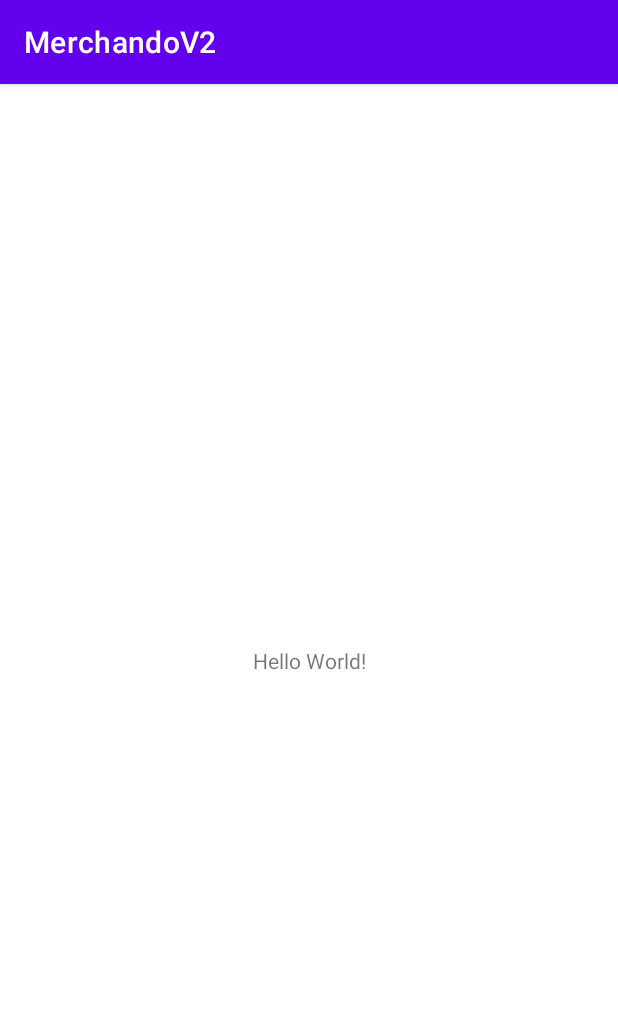
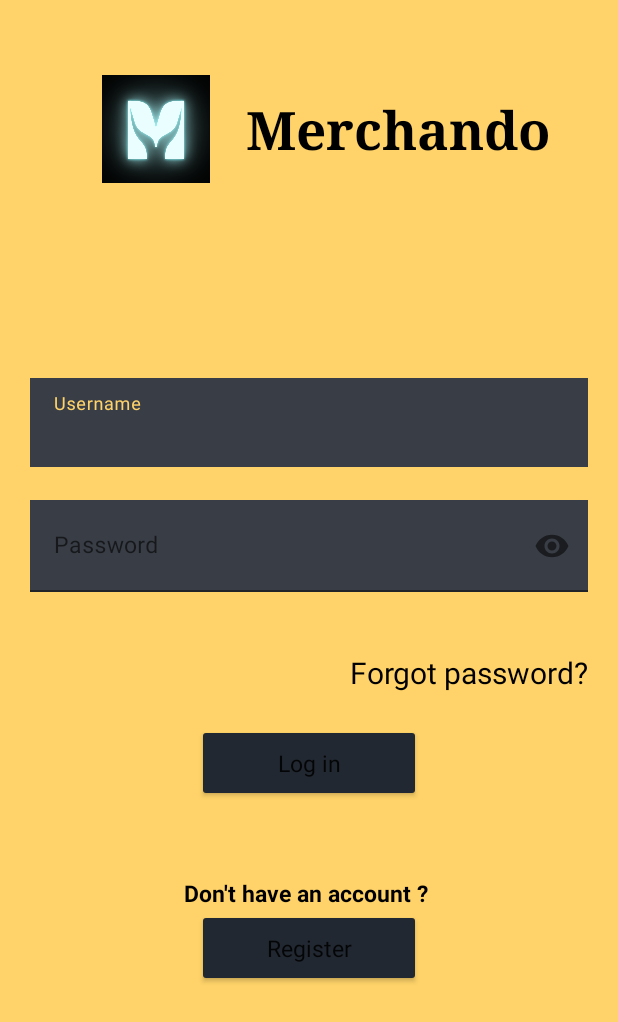
Before and after one commit to Ex-Mac/MerchandoV2, an Android app: the screen it shows after launch (MainActivity before the commit, Login after it), on a phone screen of 412 x 824 dp. Shown: the top 1022 px of the screen. Run offline under Robolectric (Android 15) with nearby library versions, the phone set to English and light mode, and no system bars; our stand-ins replace Firebase (no records; nobody signed in at launch, a user with empty details on screens opened directly).

Commit message:
Login Merged partially

```diff
--- /dev/null
+++ b/app/src/main/java/com/example/merchandov2/HomePage.java
@@ -0,0 +1,14 @@
+package com.example.merchandov2;
+
+import androidx.appcompat.app.AppCompatActivity;
+
+import android.os.Bundle;
+
+public class HomePage extends AppCompatActivity {
+
+    @Override
+    protected void onCreate(Bundle savedInstanceState) {
+        super.onCreate(savedInstanceState);
+        setContentView(R.layout.activity_home_page);
+    }
+}
--- /dev/null
+++ b/app/src/main/java/com/example/merchandov2/Login.java
@@ -0,0 +1,78 @@
+package com.example.merchandov2;
+
+
+import androidx.appcompat.app.AppCompatActivity;
+
+import android.app.Activity;
+import android.app.AlertDialog;
+import android.content.Intent;
+import android.os.Bundle;
+import android.view.View;
+import android.widget.Button;
+import android.widget.EditText;
+import android.widget.Toast;
+
+import com.google.android.material.textfield.TextInputEditText;
+//import com.google.firebase.database.DatabaseReference;
+//import com.google.firebase.database.FirebaseDatabase;
+
+import javax.security.auth.login.LoginException;
+
+
+public class Login extends AppCompatActivity implements View.OnClickListener{
+    Button b,b1,b2;
+    String user,pass;
+
+    @Override
+    protected void onCreate(Bundle savedInstanceState) {
+        getSupportActionBar().hide();
+        setContentView(R.layout.activity_login);
+        super.onCreate(savedInstanceState);
+//        EditText edit =  (EditText) findViewById(R.id.username);
+//        user=edit.getText().toString();
+//        pass=edit.getText().toString();
+        b=findViewById(R.id.btn);
+        b1=(Button)findViewById(R.id.forgotpassword);
+        b2=(Button)findViewById(R.id.btn1);
+//        b1.setOnClickListener(new View.OnClickListener() {
+//            @Override
+//            public void onClick(View v) {
+//                Toast.makeText(this,"forgot password?",Toast.LENGTH_SHORT).show();
+//            }
+//        });
+        b.setOnClickListener(this);
+        b1.setOnClickListener(this);
+        b2.setOnClickListener(this);
+    }
+
+    @Override
+    public void onClick(View v) {
+        TextInputEditText edit1 = (TextInputEditText) findViewById(R.id.username);
+        TextInputEditText edit2 = (TextInputEditText) findViewById(R.id.password);
+        user=edit1.getText().toString();
+        pass=edit2.getText().toString();
+        System.out.println(user);
+        System.out.println(pass);
+        switch (v.getId()){
+            case R.id.forgotpassword:
+                Toast.makeText(this,"Forgot The password",Toast.LENGTH_SHORT).show();
+                break;
+
+            case R.id.btn1:
+                Intent intent=new Intent(Login.this,MainActivity.class);
+                startActivity(intent);
+                break;
+            case R.id.btn:
+                if (user.equals("uday") && pass.equals("Uday@177")){
+                    Toast.makeText(this,"Welcome To Merchando "+user,Toast.LENGTH_SHORT).show();
+                    Intent int1=new Intent(Login.this,MainActivity.class);
+                    startActivity(int1);
+                }
+                else{
+                    Toast.makeText(this,"Incorrect Credentials",Toast.LENGTH_SHORT).show();
+                }
+        }
+
+
+    }
+}
--- a/app/src/main/java/com/example/merchandov2/MainActivity.java
+++ b/app/src/main/java/com/example/merchandov2/MainActivity.java
@@ -2,7 +2,10 @@ package com.example.merchandov2;
 
 import androidx.appcompat.app.AppCompatActivity;
 
+import android.os.Build;
 import android.os.Bundle;
+import android.view.Window;
+import android.view.WindowManager;
 
 public class MainActivity extends AppCompatActivity {
 
@@ -10,5 +13,11 @@ public class MainActivity extends AppCompatActivity {
     protected void onCreate(Bundle savedInstanceState) {
         super.onCreate(savedInstanceState);
         setContentView(R.layout.activity_main);
+        if (Build.VERSION.SDK_INT >= 21) {
+            Window window = this.getWindow();
+            window.addFlags(WindowManager.LayoutParams.FLAG_DRAWS_SYSTEM_BAR_BACKGROUNDS);
+            window.clearFlags(WindowManager.LayoutParams.FLAG_TRANSLUCENT_STATUS);
+            window.setStatusBarColor(this.getResources().getColor(R.color.darkPurple));
+        }
     }
-}
+    }
--- /dev/null
+++ b/app/src/main/java/com/example/merchandov2/SignIn.java
@@ -0,0 +1,14 @@
+package com.example.merchandov2;
+
+import androidx.appcompat.app.AppCompatActivity;
+
+import android.os.Bundle;
+
+public class SignIn extends AppCompatActivity {
+
+    @Override
+    protected void onCreate(Bundle savedInstanceState) {
+        super.onCreate(savedInstanceState);
+        setContentView(R.layout.activity_sign_in);
+    }
+}
--- a/app/src/main/java/com/example/merchandov2/SplashScreen.java
+++ b/app/src/main/java/com/example/merchandov2/SplashScreen.java
@@ -2,13 +2,33 @@ package com.example.merchandov2;
 
 import androidx.appcompat.app.AppCompatActivity;
 
+import android.content.Intent;
+import android.os.Build;
 import android.os.Bundle;
+import android.os.Handler;
+import android.view.Window;
+import android.view.WindowManager;
+
 
 public class SplashScreen extends AppCompatActivity {
 
     @Override
     protected void onCreate(Bundle savedInstanceState) {
         super.onCreate(savedInstanceState);
-        setContentView(R.layout.activity_splash_screen);
+
+        new Handler().postDelayed(new Runnable() {
+
+// Using handler with postDelayed called runnable run method
+
+            @Override
+            public void run() {
+                Intent intent = new Intent(SplashScreen.this,Login.class);
+                startActivity(intent);
+
+                finish();
+
+            }
+
+        }, 2*1000);
     }
 }
--- /dev/null
+++ b/app/src/main/res/drawable-v24/splash_bg.xml
@@ -0,0 +1,5 @@
+<?xml version="1.0" encoding="utf-8" ?>
+<layer-list xmlns:android="http://schemas.android.com/apk/res/android">
+    <item
+        android:drawable="@drawable/splash1"/>
+</layer-list>
--- /dev/null
+++ b/app/src/main/res/layout/activity_home_page.xml
@@ -0,0 +1,9 @@
+<?xml version="1.0" encoding="utf-8"?>
+<androidx.constraintlayout.widget.ConstraintLayout xmlns:android="http://schemas.android.com/apk/res/android"
+    xmlns:app="http://schemas.android.com/apk/res-auto"
+    xmlns:tools="http://schemas.android.com/tools"
+    android:layout_width="match_parent"
+    android:layout_height="match_parent"
+    tools:context=".HomePage">
+
+</androidx.constraintlayout.widget.ConstraintLayout>
--- /dev/null
+++ b/app/src/main/res/layout/activity_login.xml
@@ -0,0 +1,156 @@
+<?xml version="1.0" encoding="utf-8"?>
+<RelativeLayout xmlns:android="http://schemas.android.com/apk/res/android"
+    xmlns:app="http://schemas.android.com/apk/res-auto"
+    xmlns:tools="http://schemas.android.com/tools"
+    android:layout_width="match_parent"
+    android:background="#FFD369"
+    android:layout_height="match_parent"
+    tools:context=".MainActivity">
+
+    <LinearLayout
+        android:id="@+id/ll1"
+        android:layout_width="350dp"
+        android:layout_height="wrap_content"
+        android:layout_alignParentTop="true"
+        android:layout_alignParentEnd="true"
+        android:layout_marginStart="30dp"
+        android:layout_marginTop="30dp"
+        android:layout_marginEnd="31dp"
+        android:layout_marginBottom="30dp"
+        android:gravity="center"
+        android:padding="0dp">
+
+        <ImageView
+            android:layout_width="80dp"
+            android:layout_height="72dp"
+            android:layout_margin="20dp"
+            android:src="@drawable/icon2" />
+<!--            android:src="@drawable/img"-->
+
+
+        <TextView
+            android:layout_width="wrap_content"
+            android:layout_height="wrap_content"
+            android:fontFamily="serif"
+            android:text="Merchando"
+            android:textColor="#000000"
+            android:textSize="35dp"
+            android:textStyle="bold"
+
+            />
+
+    </LinearLayout>
+
+    <com.google.android.material.textfield.TextInputLayout
+        android:layout_width="match_parent"
+        android:layout_height="wrap_content"
+        android:layout_below="@id/ll1"
+        android:layout_marginTop="80dp"
+        android:layout_marginStart="20dp"
+        android:layout_marginEnd="20dp"
+        android:id="@+id/ll2"
+        style="@style/Widget.MaterialComponents.TextInputLayout.FilledBox">
+
+        <com.google.android.material.textfield.TextInputEditText
+            android:id="@+id/username"
+            android:layout_width="match_parent"
+            android:layout_height="wrap_content"
+            android:background="@color/gray2"
+            android:drawablePadding="15dp"
+            android:fontFamily="sans-serif"
+            android:hint="@string/username"
+            android:padding="20dp"
+            android:textColor="#D3BD6E"
+            android:textColorHint="@color/Yellow"
+            android:textSize="15dp" />
+<!--            android:drawableStart="@drawable/usericon"-->
+    </com.google.android.material.textfield.TextInputLayout>
+
+    <com.google.android.material.textfield.TextInputLayout
+        android:layout_width="match_parent"
+        android:layout_height="wrap_content"
+        android:layout_below="@id/ll2"
+        android:id="@id/password1"
+        android:layout_margin="20dp"
+        app:passwordToggleEnabled="true">
+
+        <com.google.android.material.textfield.TextInputEditText
+            android:id="@+id/password"
+            android:layout_width="match_parent"
+            android:layout_height="wrap_content"
+            android:layout_below="@+id/username"
+            android:background="@color/gray2"
+
+            android:drawablePadding="15dp"
+            android:fontFamily="sans-serif"
+            android:hint="@string/password"
+            android:inputType="textPassword"
+            android:padding="20dp"
+            android:textColor="#D3BD6E"
+            android:textColorHint="@color/Yellow"
+            android:textSize="15dp" />
+        <!--            android:drawableStart="@drawable/pass"-->
+    </com.google.android.material.textfield.TextInputLayout>
+
+
+    <Button
+        android:id="@+id/forgotpassword"
+        android:layout_width="match_parent"
+        android:layout_height="wrap_content"
+        android:layout_below="@+id/password1"
+        android:layout_marginStart="10dp"
+        android:layout_marginTop="10dp"
+        android:layout_marginEnd="10dp"
+        android:layout_marginBottom="10dp"
+        android:background="?android:attr/selectableItemBackground"
+        android:fontFamily="sans-serif"
+        android:padding="10dp"
+        android:text="@string/forget"
+        android:textAlignment="viewEnd"
+        android:textAllCaps="false"
+        android:textColor="@color/black"
+        android:textSize="20sp" />
+
+    <Button
+        android:id="@+id/btn"
+        android:layout_width="149dp"
+        android:layout_height="wrap_content"
+        android:layout_below="@id/forgotpassword"
+        android:layout_centerHorizontal="true"
+        android:backgroundTint="@color/gray1"
+        android:fontFamily="sans-serif"
+        android:padding="15dp"
+        android:text="Log in"
+        android:textAllCaps="false"
+        android:textSize="15sp" />
+
+
+    <TextView
+        android:id="@+id/reg"
+        android:layout_width="wrap_content"
+        android:layout_height="wrap_content"
+        android:layout_below="@id/btn"
+        android:layout_centerHorizontal="true"
+        android:layout_marginTop="50dp"
+        android:fontFamily="sans-serif"
+        android:text="Don't have an account ? "
+        android:textColor="@color/black"
+        android:textSize="15sp"
+        android:textStyle="bold" />
+
+    <Button
+        android:id="@+id/btn1"
+        android:layout_width="149dp"
+        android:layout_height="wrap_content"
+        android:layout_below="@id/reg"
+        android:layout_centerHorizontal="true"
+        android:backgroundTint="@color/gray1"
+        android:backgroundTintMode="src_over"
+        android:fontFamily="sans-serif"
+        android:padding="15sp"
+        android:text="Register"
+        android:textAllCaps="false"
+        android:textSize="15sp" />
+
+
+</RelativeLayout>
--- /dev/null
+++ b/app/src/main/res/layout/activity_sign_in.xml
@@ -0,0 +1,9 @@
+<?xml version="1.0" encoding="utf-8"?>
+<androidx.constraintlayout.widget.ConstraintLayout xmlns:android="http://schemas.android.com/apk/res/android"
+    xmlns:app="http://schemas.android.com/apk/res-auto"
+    xmlns:tools="http://schemas.android.com/tools"
+    android:layout_width="match_parent"
+    android:layout_height="match_parent"
+    tools:context=".SignIn">
+
+</androidx.constraintlayout.widget.ConstraintLayout>
--- a/app/src/main/res/values-night/themes.xml
+++ b/app/src/main/res/values-night/themes.xml
@@ -2,7 +2,7 @@
     <!-- Base application theme. -->
     <style name="Theme.MerchandoV2" parent="Theme.MaterialComponents.DayNight.DarkActionBar">
         <!-- Primary brand color. -->
-        <item name="colorPrimary">@color/purple_200</item>
+        <item name="colorPrimary">#000000</item>
         <item name="colorPrimaryVariant">@color/purple_700</item>
         <item name="colorOnPrimary">@color/black</item>
         <!-- Secondary brand color. -->
@@ -10,7 +10,15 @@
         <item name="colorSecondaryVariant">@color/teal_200</item>
         <item name="colorOnSecondary">@color/black</item>
         <!-- Status bar color. -->
-        <item name="android:statusBarColor" tools:targetApi="l">?attr/colorPrimaryVariant</item>
+        <item name="android:statusBarColor" tools:targetApi="l">@color/darkPurple</item>
         <!-- Customize your theme here. -->
     </style>
+
+    <!--    splash Screen Theme-->
+    <style name="SplashTheme" parent="Theme.MaterialComponents.Light.NoActionBar">
+        <item name="colorPrimaryDark">@color/darkPurple</item>
+        <item name="android:windowBackground">@drawable/splash_bg</item>
+        <item name="android:windowFullscreen">true</item>
+        <item name="android:windowTranslucentNavigation">true</item>
+    </style>
 </resources>
--- a/app/src/main/res/values/colors.xml
+++ b/app/src/main/res/values/colors.xml
@@ -14,5 +14,5 @@
     <color name="gray1">#222831</color>
     <color name="gray2">#393E46</color>
     <color name="white1">#EEEEEE</color>
-    <color name="darkPurple">#160040</color>
+    <color name="darkPurple">#16213E</color>
 </resources>
--- a/app/src/main/res/values/strings.xml
+++ b/app/src/main/res/values/strings.xml
@@ -1,3 +1,9 @@
 <resources>
-    <string name="app_name">MerchandoV2</string>
+    <string name="app_name">Merchando V</string>
+    <string name="username">Username</string>
+    <string name="password">Password</string>
+    <string name="wel">Sign up</string>
+    <string name="forget">Forgot password?</string>
+
+
 </resources>
--- a/app/src/main/res/values/themes.xml
+++ b/app/src/main/res/values/themes.xml
@@ -2,7 +2,7 @@
     <!-- Base application theme. -->
     <style name="Theme.MerchandoV2" parent="Theme.MaterialComponents.DayNight.DarkActionBar">
         <!-- Primary brand color. -->
-        <item name="colorPrimary">@color/purple_500</item>
+        <item name="colorPrimary">@color/Yellow</item>
         <item name="colorPrimaryVariant">@color/purple_700</item>
         <item name="colorOnPrimary">@color/white</item>
         <item name="colorPrimaryDark">@color/darkPurple</item>
@@ -14,4 +14,13 @@
         <item name="android:statusBarColor" tools:targetApi="l">@color/darkPurple</item>
         <!-- Customize your theme here. -->
     </style>
+<!--    splash Screen Theme-->
+    <style name="SplashTheme" parent="Theme.MaterialComponents.Light.NoActionBar">
+        <item name="colorPrimaryDark">@color/darkPurple</item>
+        <item name="android:windowBackground">@drawable/splash_bg</item>
+        <item name="android:windowFullscreen">true</item>
+        <item name="android:windowTranslucentNavigation">true</item>
+    </style>
+<!--  Experimental   -->
+
 </resources>
```
Also changed, not shown: app/src/main/AndroidManifest.xml (+16 -4 lines), app/src/main/res/drawable-v24/icon1.png (added), app/src/main/res/drawable-v24/icon2.png (added), app/src/main/res/drawable-v24/splash1.png (added).
